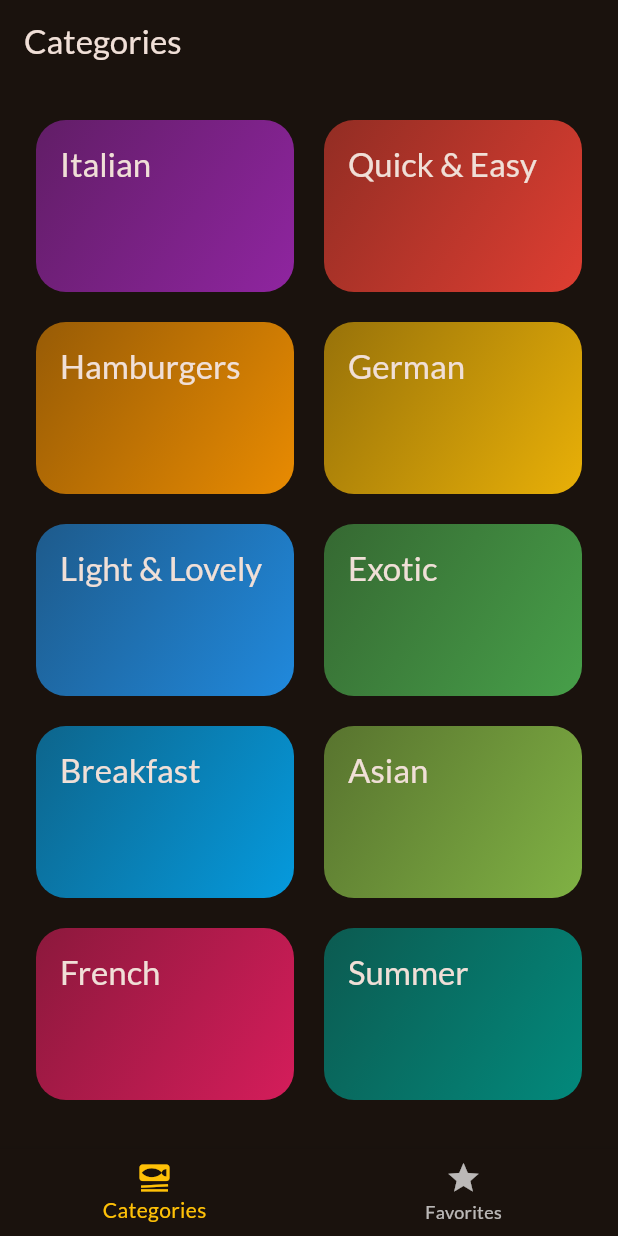
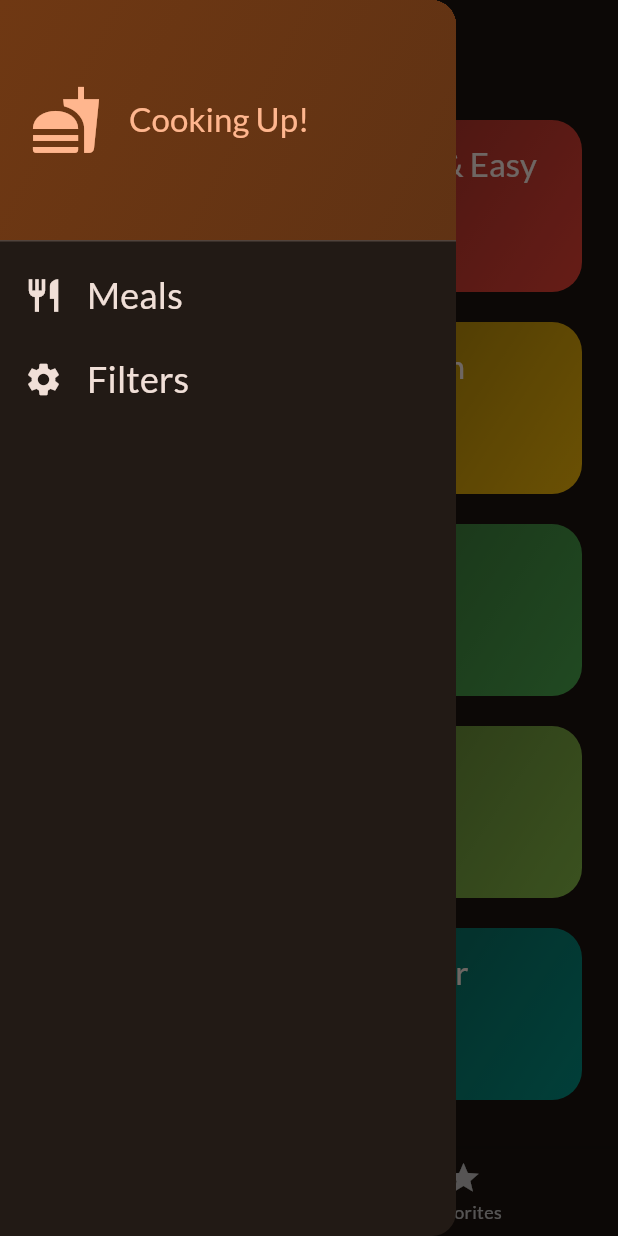
Before and after one commit to praty474/meals, a Flutter app: the screen it shows after launch, with the side drawer open (before the commit the screen has no drawer), on a phone screen of 412 x 824 dp. Run offline on Flutter 3.47's test engine with Material 3 defaults, Android fonts, the phone set to English and light mode, and no system bars; our stand-ins replace google_fonts, transparent_image.

Commit message:
drawer added-18

```diff
--- a/meals/lib/screens/tabs.dart
+++ b/meals/lib/screens/tabs.dart
@@ -2,6 +2,7 @@ import 'package:flutter/material.dart';
 import 'package:meals/screens/categories.dart';
 import 'package:meals/screens/meals.dart';
 import 'package:meals/models/meal.dart';
+import 'package:meals/widgets/main_drawer.dart';
 
 class TabsScreen extends StatefulWidget {
   const TabsScreen({super.key});
@@ -16,12 +17,25 @@ class _TabScreenState extends State<TabsScreen> {
   int _selectedPageIndex = 0;
   final List<Meal> _favoriteMeals = [];
 
+  void _showInfoMessage(String message) {
+    ScaffoldMessenger.of(context).clearSnackBars();
+    ScaffoldMessenger.of(context).showSnackBar(
+      SnackBar(content: Text(message)),
+    );
+  }
+
   void _toggleMealFavoriteStatus(Meal meal) {
     final isExisting = _favoriteMeals.contains(meal);
     if (isExisting) {
-      _favoriteMeals.remove(meal);
+      setState(() {
+        _favoriteMeals.remove(meal);
+      });
+      _showInfoMessage('Meal is no longer a favorite.');
     } else {
-      _favoriteMeals.add(meal);
+      setState(() {
+        _favoriteMeals.add(meal);
+      });
+      _showInfoMessage('Marked as favorite');
     }
   }
 
@@ -33,16 +47,22 @@ class _TabScreenState extends State<TabsScreen> {
 
   @override
   Widget build(BuildContext context) {
-    Widget activePage =  CategoriesScreen(onToggleFavorite: _toggleMealFavoriteStatus,);
+    Widget activePage = CategoriesScreen(
+      onToggleFavorite: _toggleMealFavoriteStatus,
+    );
     var activePageTitle = 'Categories';
     if (_selectedPageIndex == 1) {
-      activePage =  MealsScreen(meals: [],onToggleFavorite: _toggleMealFavoriteStatus,);
+      activePage = MealsScreen(
+        meals: _favoriteMeals,
+        onToggleFavorite: _toggleMealFavoriteStatus,
+      );
       activePageTitle = 'Your Favorites';
     }
     return Scaffold(
       appBar: AppBar(
         title: Text(activePageTitle),
       ),
+      drawer: const MainDrawer(),
       body: activePage,
       bottomNavigationBar: BottomNavigationBar(
         selectedItemColor: Colors.amber,
--- /dev/null
+++ b/meals/lib/widgets/main_drawer.dart
@@ -0,0 +1,69 @@
+import 'package:flutter/material.dart';
+
+class MainDrawer extends StatelessWidget {
+  const MainDrawer({super.key});
+
+  @override
+  Widget build(BuildContext context) {
+    return Drawer(
+      child: Column(children: [
+        DrawerHeader(
+          padding: const EdgeInsets.all(20),
+          decoration: BoxDecoration(
+              gradient: LinearGradient(colors: [
+            Theme.of(context).colorScheme.primaryContainer,
+            Theme.of(context).colorScheme.primaryContainer.withOpacity(0.8),
+          ], begin: Alignment.topLeft, end: Alignment.bottomRight)),
+          child: Row(
+            children: [
+              Icon(
+                Icons.fastfood,
+                size: 48,
+                color: Theme.of(context).colorScheme.primary,
+              ),
+              const SizedBox(
+                width: 18,
+              ),
+              Text(
+                'Cooking Up!',
+                style: Theme.of(context).textTheme.titleLarge!.copyWith(
+                      color: Theme.of(context).colorScheme.primary,
+                    ),
+              )
+            ],
+          ),
+        ),
+        ListTile(
+          leading: Icon(
+            Icons.restaurant,
+            size: 26,
+            color: Theme.of(context).colorScheme.onBackground,
+          ),
+          title: Text(
+            'Meals',
+            style: Theme.of(context).textTheme.titleSmall!.copyWith(
+                  color: Theme.of(context).colorScheme.onBackground,
+                  fontSize: 24,
+                ),
+          ),
+          onTap: () {},
+        ),
+        ListTile(
+          leading: Icon(
+            Icons.settings,
+            size: 26,
+            color: Theme.of(context).colorScheme.onBackground,
+          ),
+          title: Text(
+            'Filters',
+            style: Theme.of(context).textTheme.titleSmall!.copyWith(
+                  color: Theme.of(context).colorScheme.onBackground,
+                  fontSize: 24,
+                ),
+          ),
+          onTap: () {},
+        )
+      ]),
+    );
+  }
+}
```
